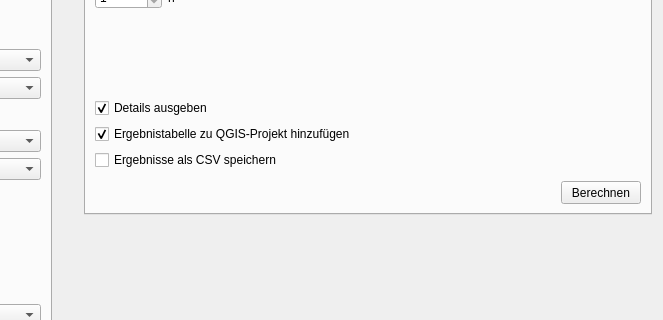
Old version of the form OTP/OTP_dialog_base.ui in the repository ChrFr/qgis-OTP; both pictures show x 528 to 1191 and y 116 to 436 of the 1191 by 632 pixel window.
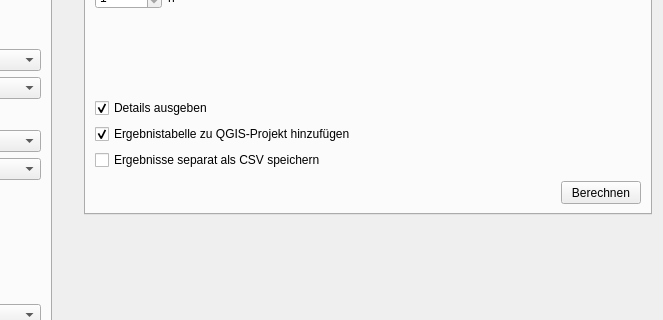
New version of the form.

Commit message: Update: OTP UI - tooltip of some options extented

```diff
--- a/OTP/OTP_dialog_base.ui
+++ b/OTP/OTP_dialog_base.ui
@@ -208,7 +208,7 @@
             <string>Ergebnisse werden am gewählten Ort gespeichert (inkl. xml mit den genutzten Einstellungen im selben Ordner!)</string>
            </property>
            <property name="text">
-            <string>Ergebnisse als CSV speichern</string>
+            <string>Ergebnisse separat als CSV speichern</string>
            </property>
           </widget>
          </item>
```
Left out of the diff: 18 changed lines with no effect on the pictures.
